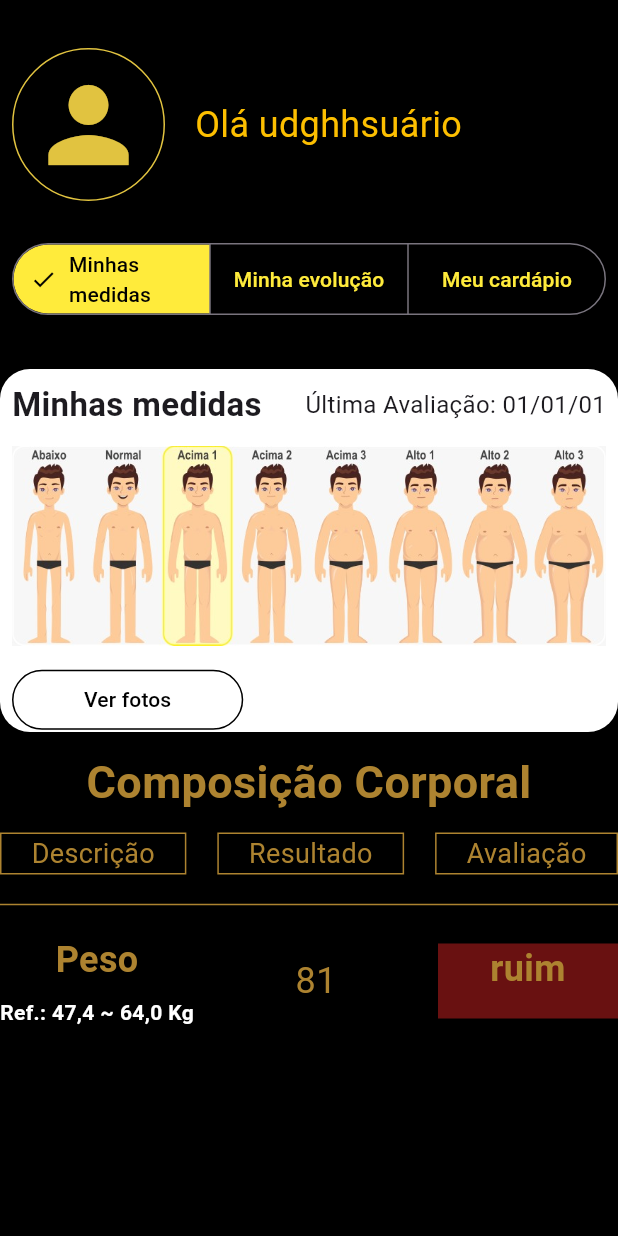
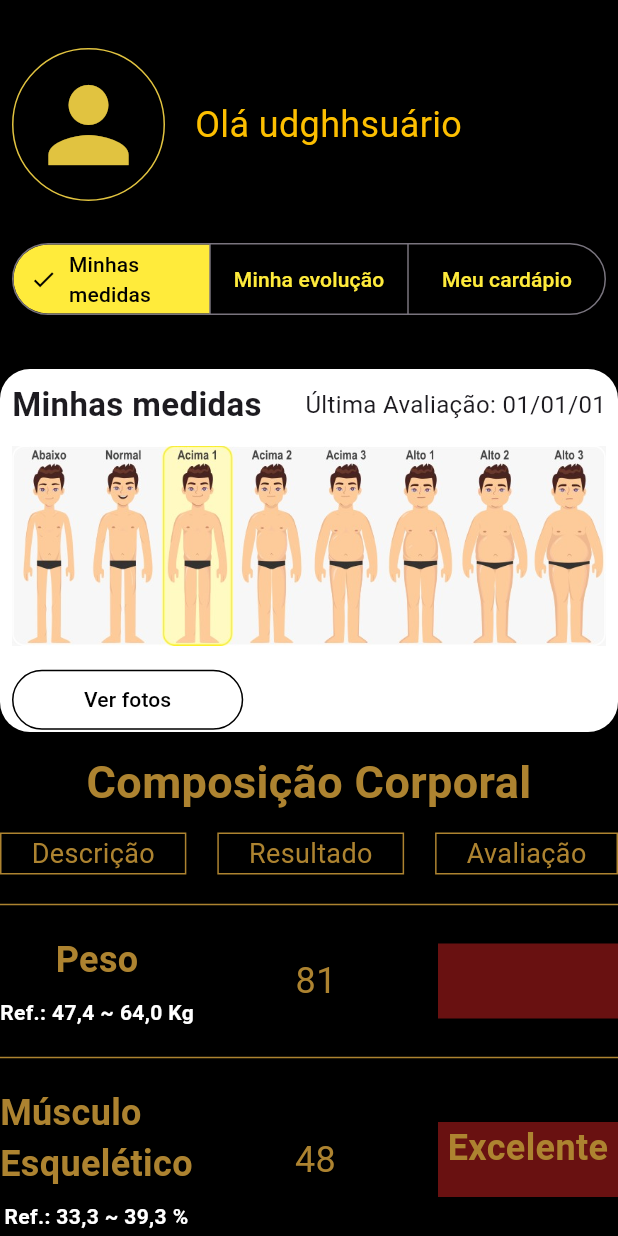
Before and after one commit to Marimaiko/stfm, a Flutter app: the screen it shows after launch, on a phone screen of 412 x 824 dp. Run offline on Flutter 3.47's test engine with Material 3 defaults, Android fonts, the phone set to English and light mode, and no system bars; Roboto replaces fonts that are missing (streetAddressLevel3).

Commit message:
fix optional

```diff
--- a/lib/screens/MyMeasure.dart
+++ b/lib/screens/MyMeasure.dart
@@ -91,20 +91,20 @@ class _MyMeasureState extends State<MyMeasure> {
               reference: "47,4 ~ 64,0 Kg",
               result: 81,
             ),
-            // const TableContents(
-            //     description: "Músculo \nEsquelético",
-            //     reference: "33,3 ~ 39,3 %",
-            //     result: "48,7%",
-            //     avaliation: "Excelente"),
-            // const TableContents(
-            //     description: "Massa \nMuscular",
-            //     reference: "34,2~50,5Kg",
-            //     result: "72,8%",
-            //     avaliation: "Ótimo"),
-            // const TableContents(
-            //     description: "Idade \nCorporal",
-            //     result: "81,7Kg",
-            //     avaliation: "+23 anos")
+             const TableContents(
+                description: "Músculo \nEsquelético",
+                reference: "33,3 ~ 39,3 %",
+                result: 48,
+                avaliation: "Excelente"),
+             const TableContents(
+                description: "Massa \nMuscular",
+                reference: "34,2~50,5Kg",
+                result: 72,
+                avaliation: "Ótimo"),
+             const TableContents(
+                description: "Idade \nCorporal",
+                result: 81,
+                avaliation: "+23 anos")
           ],
         ),
       ),
--- a/lib/widget/TableContents.dart
+++ b/lib/widget/TableContents.dart
@@ -11,8 +11,8 @@ class TableContents extends StatelessWidget {
       height: 50,
       width: 120,
 
-      child: const Text(
-        "ruim",
+      child: Text(
+        avaliation ?? '',
         textAlign: TextAlign.center,
         style: TextStyle(
           color: ColorsPattern.darkgold,
@@ -26,14 +26,14 @@ class TableContents extends StatelessWidget {
   final String description;
   final String? reference;
   final int result;
-  // final String avaliation;
+  final String? avaliation;
 
   const TableContents({
     super.key,
     required this.description,
     this.reference,
     required this.result,
-    // required this.avaliation
+    this.avaliation
   });
 
   @override
```
Also changed, not shown: lib/main.dart (+4 -4 lines).
